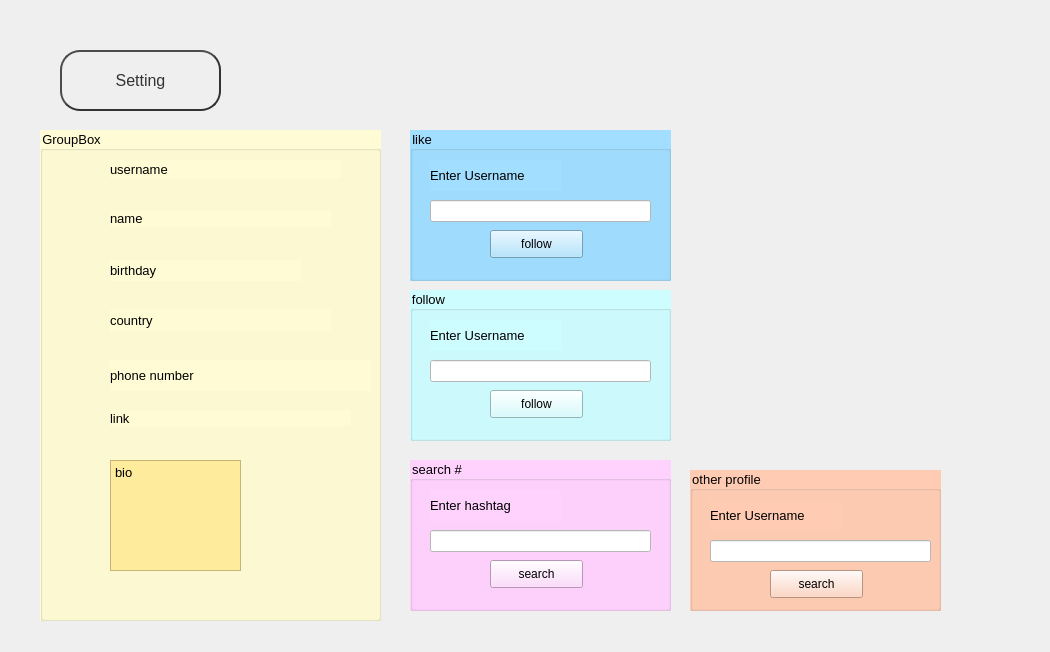
Old version of the form profile.ui in the repository romina-kh/project2_rm.
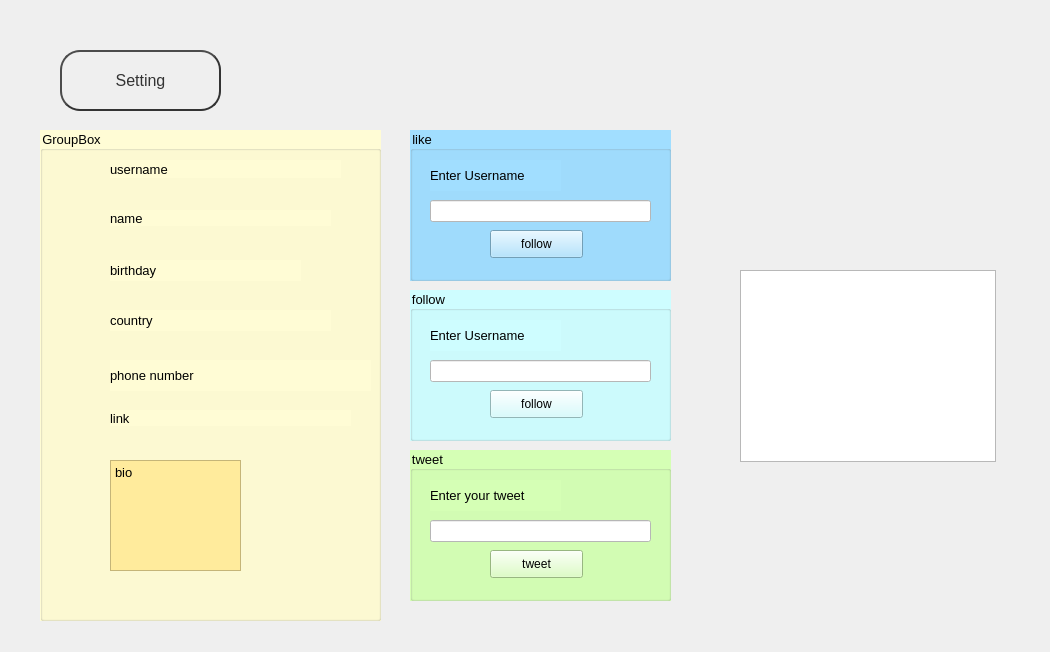
New version of the form.

Patch:
```diff
--- a/profile.ui
+++ b/profile.ui
@@ -205,66 +205,6 @@
     <string>Setting</string>
    </property>
   </widget>
-  <widget class="QGroupBox" name="groupBox_searchhash_pro">
-   <property name="geometry">
-    <rect>
-     <x>410</x>
-     <y>460</y>
-     <width>261</width>
-     <height>151</height>
-    </rect>
-   </property>
-   <property name="styleSheet">
-    <string notr="true">background-color: rgb(255, 210, 253);</string>
-   </property>
-   <property name="title">
-    <string>search #</string>
-   </property>
-   <widget class="QLabel" name="lbl_searchid_pro_2">
-    <property name="geometry">
-     <rect>
-      <x>20</x>
-      <y>30</y>
-      <width>131</width>
-      <height>31</height>
-     </rect>
-    </property>
-    <property name="font">
-     <font>
-      <pointsize>10</pointsize>
-     </font>
-    </property>
-    <property name="text">
-     <string>Enter hashtag</string>
-    </property>
-   </widget>
-   <widget class="QLineEdit" name="ln_searchhash_pro">
-    <property name="geometry">
-     <rect>
-      <x>20</x>
-      <y>70</y>
-      <width>221</width>
-      <height>22</height>
-     </rect>
-    </property>
-    <property name="styleSheet">
-     <string notr="true">background-color: rgb(255, 255, 255);</string>
-    </property>
-   </widget>
-   <widget class="QPushButton" name="btn_searchhash_pro">
-    <property name="geometry">
-     <rect>
-      <x>80</x>
-      <y>100</y>
-      <width>93</width>
-      <height>28</height>
-     </rect>
-    </property>
-    <property name="text">
-     <string>search</string>
-    </property>
-   </widget>
-  </widget>
   <widget class="QGroupBox" name="groupBox_follow_pro">
    <property name="geometry">
     <rect>
@@ -385,22 +325,32 @@
     </property>
    </widget>
   </widget>
-  <widget class="QGroupBox" name="groupBox_searchid_pro">
+  <widget class="QListWidget" name="listWidget">
    <property name="geometry">
     <rect>
-     <x>690</x>
-     <y>470</y>
-     <width>251</width>
-     <height>141</height>
+     <x>740</x>
+     <y>270</y>
+     <width>256</width>
+     <height>192</height>
+    </rect>
+   </property>
+  </widget>
+  <widget class="QGroupBox" name="groupBox_tweet_pro">
+   <property name="geometry">
+    <rect>
+     <x>410</x>
+     <y>450</y>
+     <width>261</width>
+     <height>151</height>
     </rect>
    </property>
    <property name="styleSheet">
-    <string notr="true">background-color: rgb(255, 204, 179);</string>
+    <string notr="true">background-color: rgb(213, 255, 181);</string>
    </property>
    <property name="title">
-    <string>other profile</string>
+    <string>tweet</string>
    </property>
-   <widget class="QLabel" name="lbl_searchid_pro">
+   <widget class="QLabel" name="lbl_tweet_pro">
     <property name="geometry">
      <rect>
       <x>20</x>
@@ -415,13 +365,10 @@
      </font>
     </property>
     <property name="text">
-     <string>Enter Username</string>
-    </property>
-    <property name="buddy">
-     <cstring>ln_searchid_pro</cstring>
+     <string>Enter your tweet</string>
     </property>
    </widget>
-   <widget class="QLineEdit" name="ln_searchid_pro">
+   <widget class="QLineEdit" name="ln_tweet_pro">
     <property name="geometry">
      <rect>
       <x>20</x>
@@ -434,7 +381,7 @@
      <string notr="true">background-color: rgb(255, 255, 255);</string>
     </property>
    </widget>
-   <widget class="QPushButton" name="btn_searchid_pro">
+   <widget class="QPushButton" name="btn_tweet_pro">
     <property name="geometry">
      <rect>
       <x>80</x>
@@ -444,7 +391,7 @@
      </rect>
     </property>
     <property name="text">
-     <string>search</string>
+     <string>tweet</string>
     </property>
    </widget>
   </widget>
```
Left out of the diff: 19 changed lines with no effect on the pictures.
